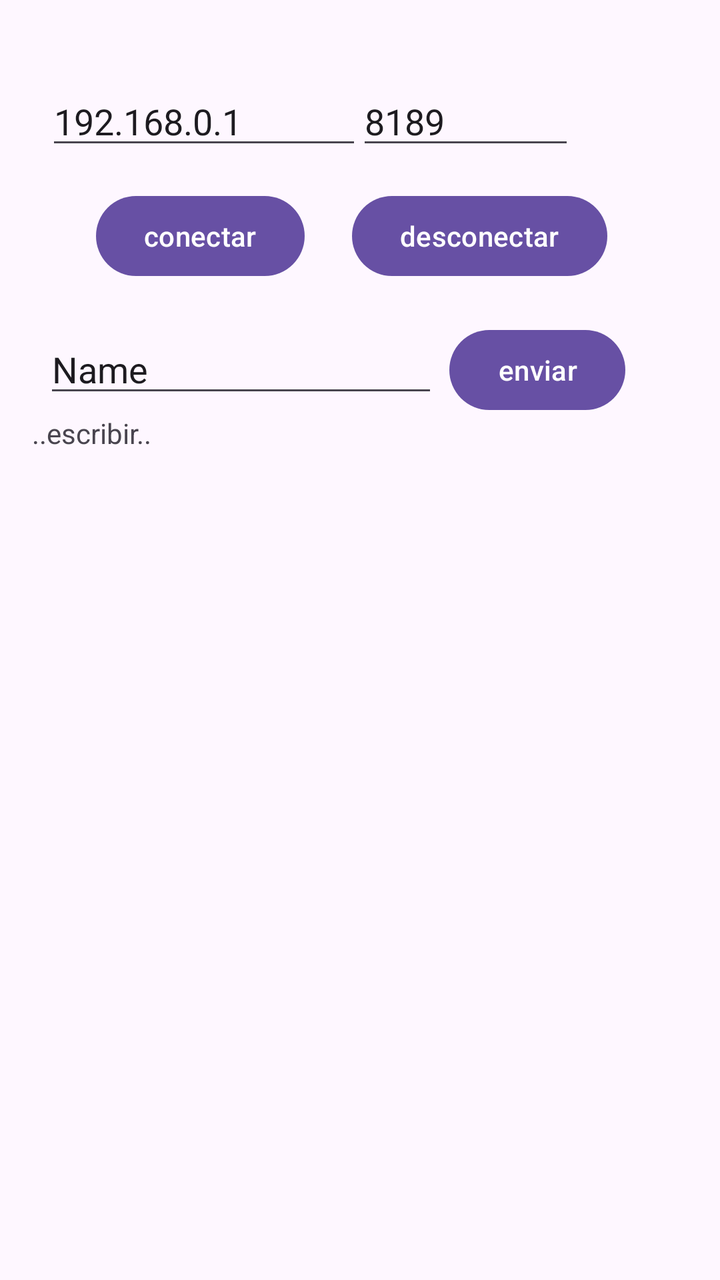
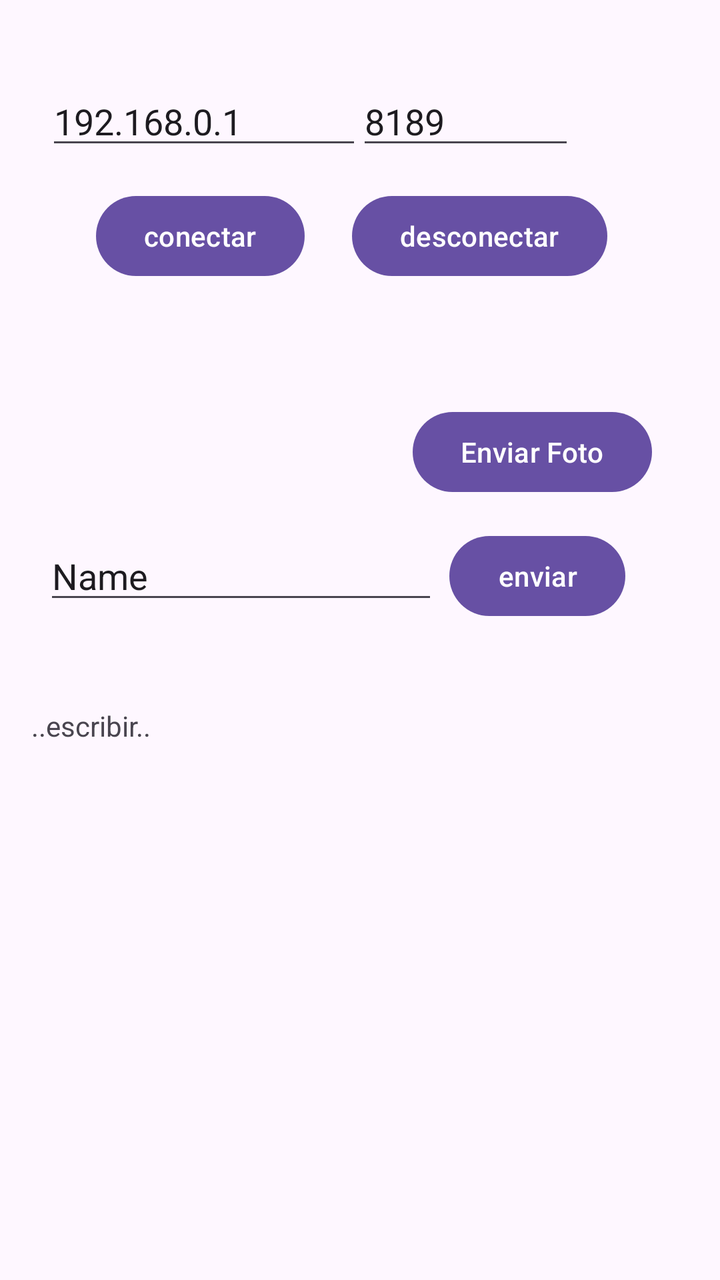

Screens rendered from an Android XML layout before and after an edit, with the pre-edit source and the edit as a unified diff.
<!-- AndroidManifest.xml: application theme Theme.DogMessengerClient -->
<!-- res/layout/activity_main.xml -->
<?xml version="1.0" encoding="utf-8"?>
<androidx.constraintlayout.widget.ConstraintLayout xmlns:android="http://schemas.android.com/apk/res/android"
    xmlns:app="http://schemas.android.com/apk/res-auto"
    xmlns:tools="http://schemas.android.com/tools"
    android:id="@+id/main"
    android:layout_width="match_parent"
    android:layout_height="match_parent"
    tools:context=".MainActivity" >

    <Button
        android:id="@+id/btnConectar_"
        android:layout_width="wrap_content"
        android:layout_height="wrap_content"
        android:layout_alignParentStart="true"
        android:layout_alignParentTop="true"
        android:text="conectar"
        app:layout_constraintBottom_toBottomOf="parent"
        app:layout_constraintEnd_toEndOf="parent"
        app:layout_constraintHorizontal_bias="0.188"
        app:layout_constraintStart_toStartOf="parent"
        app:layout_constraintTop_toTopOf="parent"
        app:layout_constraintVertical_bias="0.159" />

    <Button
        android:id="@+id/btnDesconectar_"
        android:layout_width="wrap_content"
        android:layout_height="wrap_content"
        android:layout_alignParentStart="true"
        android:layout_alignParentTop="true"
        android:text="desconectar"
        app:layout_constraintBottom_toBottomOf="parent"
        app:layout_constraintEnd_toEndOf="parent"
        app:layout_constraintHorizontal_bias="0.757"
        app:layout_constraintStart_toStartOf="parent"
        app:layout_constraintTop_toTopOf="parent"
        app:layout_constraintVertical_bias="0.159" />

    <EditText
        android:id="@+id/etMensaje_"
        android:layout_width="197dp"
        android:layout_height="wrap_content"
        android:layout_alignParentStart="true"
        android:layout_alignParentTop="true"
        android:ems="10"
        android:hint="Escribe un mensaje..."
        android:inputType="text"
        android:text="Name"
        app:layout_constraintBottom_toBottomOf="parent"
        app:layout_constraintEnd_toEndOf="parent"
        app:layout_constraintHorizontal_bias="0.135"
        app:layout_constraintStart_toStartOf="parent"
        app:layout_constraintTop_toTopOf="parent"
        app:layout_constraintVertical_bias="0.271" />

    <Button
        android:id="@+id/btnEnviar_"
        android:layout_width="wrap_content"
        android:layout_height="wrap_content"
        android:layout_alignParentStart="true"
        android:layout_alignParentTop="true"
        android:text="enviar"
        app:layout_constraintBottom_toBottomOf="parent"
        app:layout_constraintEnd_toEndOf="parent"
        app:layout_constraintHorizontal_bias="0.826"
        app:layout_constraintStart_toStartOf="parent"
        app:layout_constraintTop_toTopOf="parent"
        app:layout_constraintVertical_bias="0.272" />

    <ScrollView
        android:id="@+id/scrollView_"
        android:layout_width="330dp"
        android:layout_height="236dp"
        android:layout_alignParentStart="true"
        android:layout_alignParentTop="true"
        app:layout_constraintBottom_toBottomOf="parent"
        app:layout_constraintEnd_toEndOf="parent"
        app:layout_constraintStart_toStartOf="parent"
        app:layout_constraintTop_toTopOf="parent">

        <TextView
            android:id="@+id/tvMensajes_"
            android:layout_width="match_parent"
            android:layout_height="wrap_content"
            android:layout_marginStart="1dp"
            android:layout_marginTop="5dp"
            android:text="..escribir.." />
    </ScrollView>

    <EditText
        android:id="@+id/etIP_"
        android:layout_width="158dp"
        android:layout_height="wrap_content"
        android:layout_alignParentStart="true"
        android:layout_alignParentTop="true"
        android:ems="10"
        android:inputType="text"
        android:text="192.168.0.1"
        app:layout_constraintBottom_toBottomOf="parent"
        app:layout_constraintEnd_toEndOf="parent"
        app:layout_constraintHorizontal_bias="0.114"
        app:layout_constraintStart_toStartOf="parent"
        app:layout_constraintTop_toTopOf="parent"
        app:layout_constraintVertical_bias="0.064" />

    <EditText
        android:id="@+id/etPort_"
        android:layout_width="109dp"
        android:layout_height="wrap_content"
        android:layout_alignParentStart="true"
        android:layout_alignParentTop="true"
        android:ems="10"
        android:inputType="text"
        android:text="8189"
        app:layout_constraintBottom_toBottomOf="parent"
        app:layout_constraintEnd_toEndOf="parent"
        app:layout_constraintHorizontal_bias="0.711"
        app:layout_constraintStart_toStartOf="parent"
        app:layout_constraintTop_toTopOf="parent"
        app:layout_constraintVertical_bias="0.064" />

</androidx.constraintlayout.widget.ConstraintLayout>
<!-- resources referenced by this layout -->
<resources>
  <style name="Theme.DogMessengerClient" parent="Base.Theme.DogMessengerClient" />
  <style name="Base.Theme.DogMessengerClient" parent="Theme.Material3.DayNight.NoActionBar">
          
          
      </style>
</resources>

<!-- the commit's change to res/layout/activity_main.xml (unified diff, before → after) -->
@@ -6,6 +6,18 @@
     android:layout_width="match_parent"
     android:layout_height="match_parent"
     tools:context=".MainActivity" >
+
+    <Button
+        android:id="@+id/btnEnviarImagen_"
+        android:layout_width="wrap_content"
+        android:layout_height="wrap_content"
+        android:text="Enviar Foto"
+        app:layout_constraintBottom_toBottomOf="parent"
+        app:layout_constraintEnd_toEndOf="parent"
+        app:layout_constraintHorizontal_bias="0.859"
+        app:layout_constraintStart_toStartOf="parent"
+        app:layout_constraintTop_toTopOf="parent"
+        app:layout_constraintVertical_bias="0.341" />
 
     <Button
         android:id="@+id/btnConectar_"
@@ -50,7 +62,7 @@
         app:layout_constraintHorizontal_bias="0.135"
         app:layout_constraintStart_toStartOf="parent"
         app:layout_constraintTop_toTopOf="parent"
-        app:layout_constraintVertical_bias="0.271" />
+        app:layout_constraintVertical_bias="0.444" />
 
     <Button
         android:id="@+id/btnEnviar_"
@@ -64,7 +76,7 @@
         app:layout_constraintHorizontal_bias="0.826"
         app:layout_constraintStart_toStartOf="parent"
         app:layout_constraintTop_toTopOf="parent"
-        app:layout_constraintVertical_bias="0.272" />
+        app:layout_constraintVertical_bias="0.446" />
 
     <ScrollView
         android:id="@+id/scrollView_"
@@ -74,8 +86,10 @@
         android:layout_alignParentTop="true"
         app:layout_constraintBottom_toBottomOf="parent"
         app:layout_constraintEnd_toEndOf="parent"
+        app:layout_constraintHorizontal_bias="0.493"
         app:layout_constraintStart_toStartOf="parent"
-        app:layout_constraintTop_toTopOf="parent">
+        app:layout_constraintTop_toTopOf="parent"
+        app:layout_constraintVertical_bias="0.862">
 
         <TextView
             android:id="@+id/tvMensajes_"
